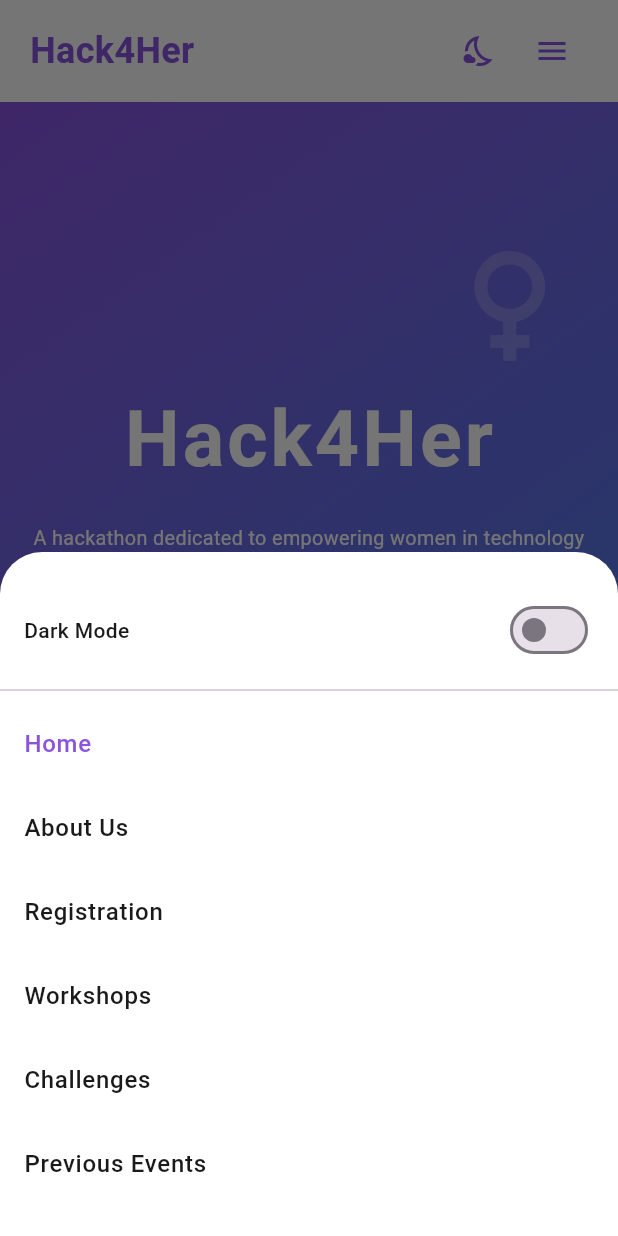
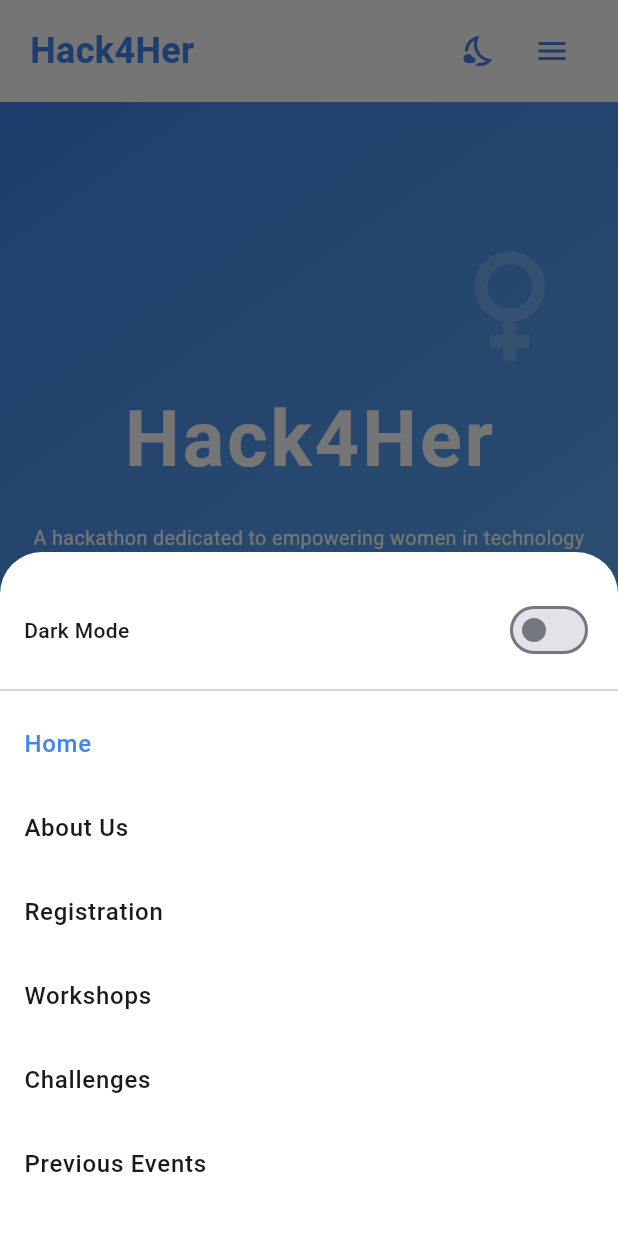
Before and after one commit to Hack4Her-NL/Hack4Her, a Flutter app: the screen it shows after launch, after a tap on the "menu" icon, on a phone screen of 412 x 824 dp. Run offline on Flutter 3.47's test engine with Material 3 defaults, Android fonts, the phone set to English and light mode, and no system bars; our stand-ins replace google_fonts, shared_preferences.

Commit message:
Mostly working dark mode

```diff
--- a/lib/constants/app_theme.dart
+++ b/lib/constants/app_theme.dart
@@ -4,9 +4,11 @@ class AppTheme {
   // Primary gradient colors
   static const Color primaryPurple = Color(0xFF8A54E1);
   static const Color primaryBlue = Color(0xFF4485EB);
+  static const Color lightBlue = Color(0xFF64B5F6);  // Light blue for light mode
 
   // Dark mode colors
   static const Color darkPurple = Color(0xFF5E35B1);
+  static const Color deeperPurple = Color(0xFF4527A0);  // Deeper purple for dark mode
   static const Color darkBackground = Color(0xFF121212);
   static const Color darkSurface = Color(0xFF1E1E1E);
 
@@ -36,26 +38,26 @@ class AppTheme {
     ),
   );
 
-  // Gradient background decoration
+  // Light mode gradient background decoration - Light blue theme
   static const BoxDecoration gradientBackground = BoxDecoration(
     gradient: LinearGradient(
       begin: Alignment.topLeft,
       end: Alignment.bottomRight,
       colors: [
-        primaryPurple,
         primaryBlue,
+        lightBlue,
       ],
     ),
   );
 
-  // Dark mode gradient background decoration
+  // Dark mode gradient background decoration - Dark purple theme
   static const BoxDecoration darkGradientBackground = BoxDecoration(
     gradient: LinearGradient(
       begin: Alignment.topLeft,
       end: Alignment.bottomRight,
       colors: [
         darkPurple,
-        Color(0xFF303F9F), // Darker blue
+        deeperPurple,
       ],
     ),
   );
@@ -129,9 +131,9 @@ class AppTheme {
   static ThemeData getLightTheme() {
     return ThemeData(
       colorScheme: ColorScheme.fromSeed(
-        seedColor: primaryPurple,
-        primary: primaryPurple,
-        secondary: primaryBlue,
+        seedColor: primaryBlue,  // Use blue as seed color for light theme
+        primary: primaryBlue,
+        secondary: lightBlue,
         brightness: Brightness.light,
       ),
       useMaterial3: true,
@@ -142,19 +144,19 @@ class AppTheme {
       ),
       elevatedButtonTheme: ElevatedButtonThemeData(
         style: ElevatedButton.styleFrom(
-          backgroundColor: primaryPurple,
+          backgroundColor: primaryBlue,
           foregroundColor: Colors.white,
         ),
       ),
       outlinedButtonTheme: OutlinedButtonThemeData(
         style: OutlinedButton.styleFrom(
-          foregroundColor: primaryPurple,
-          side: const BorderSide(color: primaryPurple),
+          foregroundColor: primaryBlue,
+          side: const BorderSide(color: primaryBlue),
         ),
       ),
       textButtonTheme: TextButtonThemeData(
         style: TextButton.styleFrom(
-          foregroundColor: primaryPurple,
+          foregroundColor: primaryBlue,
         ),
       ),
     );
@@ -166,7 +168,7 @@ class AppTheme {
       colorScheme: ColorScheme.fromSeed(
         seedColor: darkPurple,
         primary: darkPurple,
-        secondary: primaryBlue,
+        secondary: primaryPurple,
         brightness: Brightness.dark,
         background: darkBackground,
         surface: darkSurface,
@@ -185,13 +187,13 @@ class AppTheme {
       ),
       outlinedButtonTheme: OutlinedButtonThemeData(
         style: OutlinedButton.styleFrom(
-          foregroundColor: primaryBlue,
-          side: const BorderSide(color: primaryBlue),
+          foregroundColor: primaryPurple,
+          side: const BorderSide(color: primaryPurple),
         ),
       ),
       textButtonTheme: TextButtonThemeData(
         style: TextButton.styleFrom(
-          foregroundColor: primaryBlue,
+          foregroundColor: primaryPurple,
         ),
       ),
       cardColor: darkSurface,
--- a/lib/widgets/app_nav_bar.dart
+++ b/lib/widgets/app_nav_bar.dart
@@ -16,7 +16,6 @@ class AppNavBar extends StatelessWidget {
   Widget build(BuildContext context) {
     final screenWidth = MediaQuery.of(context).size.width;
     final bool isMobile = screenWidth < AppTheme.mobileBreakpoint;
-    final isDarkMode = themeNotifier.value == ThemeMode.dark;
 
     return ValueListenableBuilder<ThemeMode>(
       valueListenable: themeNotifier,
@@ -42,8 +41,8 @@ class AppNavBar extends StatelessWidget {
                         fontSize: 24,
                         fontWeight: FontWeight.bold,
                         color: isDark
-                            ? AppTheme.primaryBlue
-                            : AppTheme.primaryPurple,
+                            ? AppTheme.primaryPurple  // Purple in dark mode
+                            : AppTheme.primaryBlue,   // Blue in light mode
                       ),
                     ),
                   ],
@@ -61,8 +60,8 @@ class AppNavBar extends StatelessWidget {
                       icon: Icon(
                         Icons.menu,
                         color: isDark
-                            ? AppTheme.primaryBlue
-                            : AppTheme.primaryPurple,
+                            ? AppTheme.primaryPurple  // Purple in dark mode
+                            : AppTheme.primaryBlue,   // Blue in light mode
                       ),
                       onPressed: () {
                         _showMobileMenu(context);
@@ -81,8 +80,8 @@ class AppNavBar extends StatelessWidget {
                                 style: TextButton.styleFrom(
                                   foregroundColor: currentRoute == item['route']
                                       ? (isDark
-                                          ? AppTheme.primaryBlue
-                                          : AppTheme.primaryPurple)
+                                          ? AppTheme.primaryPurple  // Purple in dark mode
+                                          : AppTheme.primaryBlue)   // Blue in light mode
                                       : (isDark
                                           ? AppTheme.textLight
                                           : AppTheme.textDark),
@@ -141,7 +140,7 @@ class AppNavBar extends StatelessWidget {
                       ),
                       Switch(
                         value: isDarkMode,
-                        activeColor: AppTheme.primaryBlue,
+                        activeColor: AppTheme.primaryPurple,
                         onChanged: (value) {
                           themeNotifier.value = value ? ThemeMode.dark : ThemeMode.light;
                           // Rebuild the sheet with new theme
@@ -160,8 +159,8 @@ class AppNavBar extends StatelessWidget {
                           style: TextStyle(
                             color: currentRoute == item['route']
                                 ? (isDarkMode
-                                    ? AppTheme.primaryBlue
-                                    : AppTheme.primaryPurple)
+                                    ? AppTheme.primaryPurple  // Purple in dark mode
+                                    : AppTheme.primaryBlue)   // Blue in light mode
                                 : (isDarkMode
                                     ? AppTheme.textLight
                                     : AppTheme.textDark),
--- a/lib/widgets/theme_toggle.dart
+++ b/lib/widgets/theme_toggle.dart
@@ -7,12 +7,15 @@ class ThemeToggle extends StatelessWidget {
 
   @override
   Widget build(BuildContext context) {
-    final isDarkMode = themeNotifier.value == ThemeMode.dark;
+    return ValueListenableBuilder<ThemeMode>(
+      valueListenable: themeNotifier,
+      builder: (context, themeMode, _) {
+        final isDarkMode = themeMode == ThemeMode.dark;
 
         return IconButton(
           icon: Icon(
             isDarkMode ? Icons.wb_sunny_outlined : Icons.nights_stay_outlined,
-        color: isDarkMode ? Colors.amber : AppTheme.primaryPurple,
+            color: isDarkMode ? Colors.amber : AppTheme.primaryBlue,
           ),
           tooltip: isDarkMode ? 'Switch to Light Mode' : 'Switch to Dark Mode',
           onPressed: () {
@@ -24,4 +27,6 @@ class ThemeToggle extends StatelessWidget {
           },
         );
       }
+    );
   }
+}
```
Also changed, not shown: 1 other file. Lines whose indentation alone changed are shown as unchanged.
